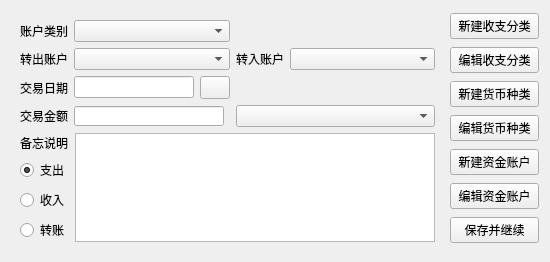
First picture: the form in ui/changebillwidget.ui, repository Harry-Chen/OOP-Cash, before the edit.
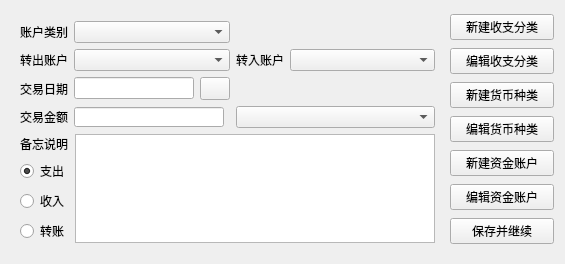
Second picture: the form after the edit. Icons and pictures are not drawn.

Patch:
```diff
--- a/ui/changebillwidget.ui
+++ b/ui/changebillwidget.ui
@@ -6,8 +6,8 @@
    <rect>
     <x>0</x>
     <y>0</y>
-    <width>550</width>
-    <height>260</height>
+    <width>565</width>
+    <height>264</height>
    </rect>
   </property>
   <property name="windowTitle">
```
Left out of the diff: 2 changed lines with no effect on the pictures.
